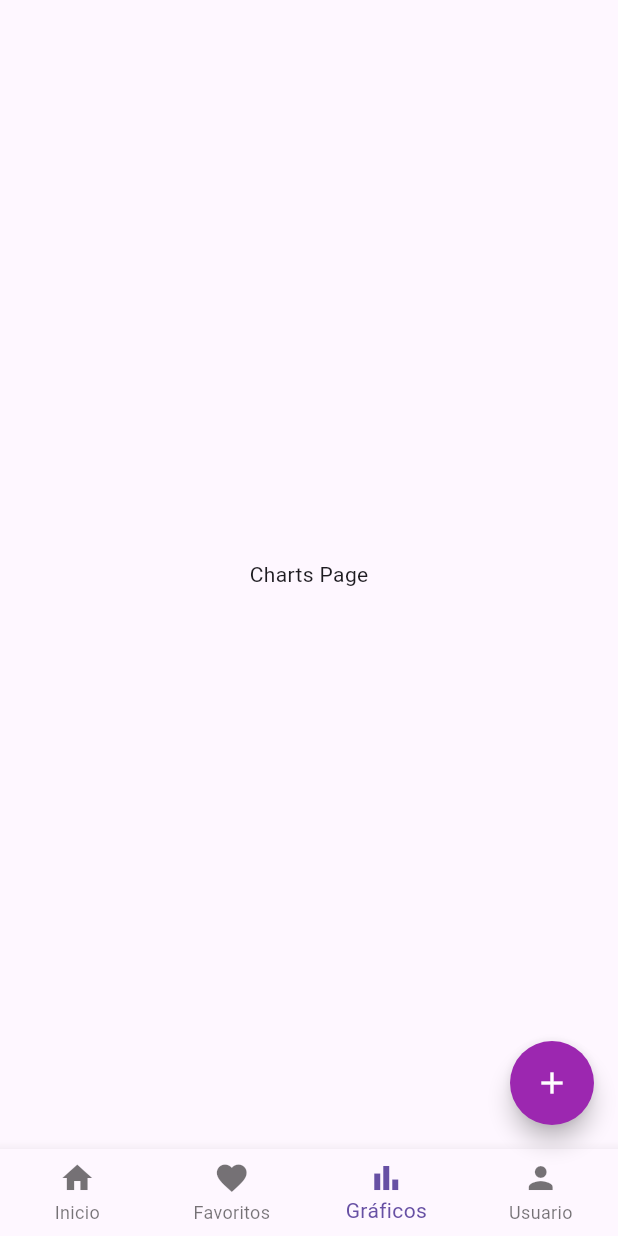
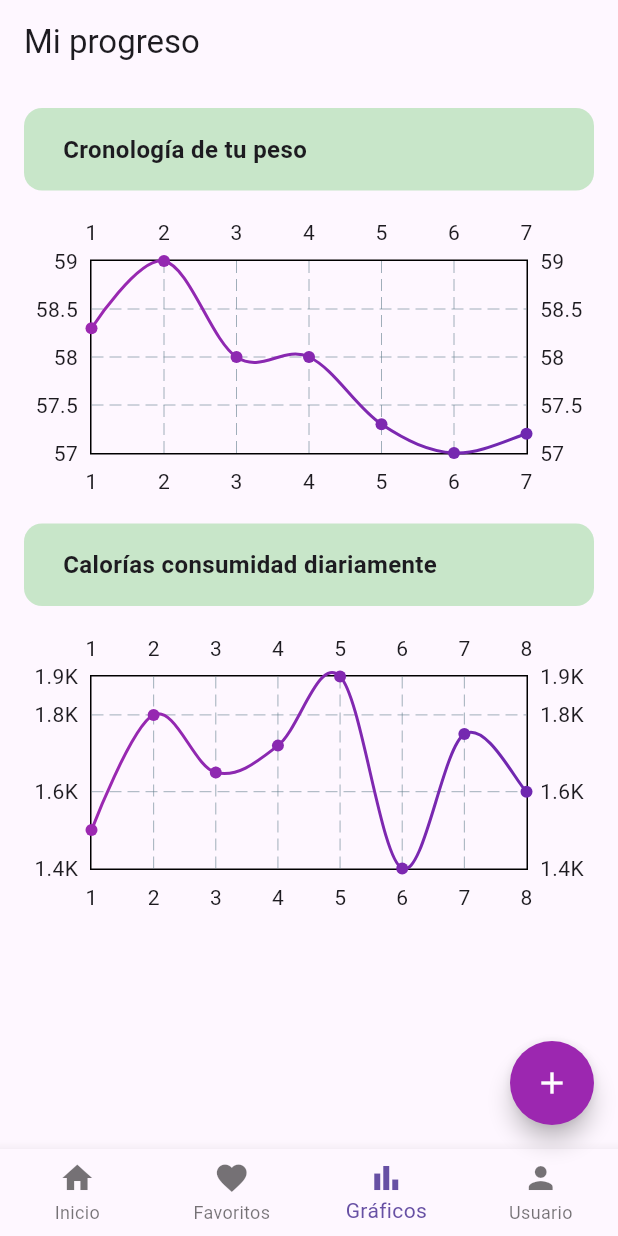
Before and after one commit to pilicorredor/Calorie_Count_Movile, a Flutter app: the screen it shows after launch, item 3 of the bottom bar chosen, on a phone screen of 412 x 824 dp. Run offline on Flutter 3.47's test engine with Material 3 defaults, Android fonts, the phone set to English and light mode, and no system bars; drawn by our look-alikes of fl_chart, flutter_speed_dial; network calls fail.

Commit message:
add charts_page

```diff
--- a/lib/pages/charts_page.dart
+++ b/lib/pages/charts_page.dart
@@ -1,12 +1,62 @@
+import 'package:calorie_counter/widgets/charts_page/custom_linear_chart.dart';
+import 'package:calorie_counter/widgets/charts_page/custom_title_card.dart';
+import 'package:fl_chart/fl_chart.dart';
 import 'package:flutter/material.dart';
 
 class ChartsPage extends StatelessWidget {
   const ChartsPage({super.key});
 
   @override
-  Widget build(BuildContext context) {
-    return const Center(
-      child: Text('Charts Page'),
+  Widget build(BuildContext context)
+ {
+    return Scaffold(
+      appBar: AppBar(
+        title: const Text('Mi progreso'),
+      ),
+      body: SingleChildScrollView(
+        child: Padding(
+          padding: const EdgeInsets.all(16.0),
+          child: Column(
+            crossAxisAlignment: CrossAxisAlignment.start,
+            children: [
+              const CustomTitleCard( label: 'Cronología de tu peso',),
+              const SizedBox(height: 16.0),
+              CustomLinearChart(spotsList: weightData),
+              const SizedBox(height: 16.0),
+              const CustomTitleCard( label: 'Calorías consumidad diariamente',),
+              const SizedBox(height: 16.0),
+              CustomLinearChart(spotsList: caloriesData),
+
+            ],
+          ),
+        ),
+      ),
     );
   }
+
+  List<FlSpot> get weightData {
+    return [
+    const FlSpot(1, 58.3),
+    const FlSpot(2, 59),
+    const FlSpot(3, 58),
+    const FlSpot(4, 58),
+    const FlSpot(5, 57.3),
+    const FlSpot(6, 57),
+    const FlSpot(7, 57.2),
+  ];
+  }
+
+  List<FlSpot> get caloriesData {
+    return [
+    const FlSpot(1, 1500), // Día 1, 1500 calorías
+    const FlSpot(2, 1800), // Día 2, 1800 calorías
+    const FlSpot(3, 1650), // Día 3, 1650 calorías
+    const FlSpot(4, 1720), // Día 4, 1720 calorías
+    const FlSpot(5, 1900), // Día 5, 1900 calorías
+    const FlSpot(6, 1400), // Día 6, 1400 calorías
+   const FlSpot(7, 1750), // Día 7, 1750 calorías
+    const FlSpot(8, 1600), // Día 8, 1600 calorías
+  ];
+  }
+
 }
--- a/lib/pages/home_page.dart
+++ b/lib/pages/home_page.dart
@@ -7,6 +7,7 @@ import 'package:calorie_counter/widgets/home_page/custom_navigation_bar.dart';
 import 'package:calorie_counter/widgets/home_page/food_card.dart';
 import 'package:flutter/material.dart';
 import 'package:provider/provider.dart';
+
 
 class HomePage extends StatelessWidget {
   const HomePage({super.key});
@@ -137,4 +138,5 @@ class HomePage extends StatelessWidget {
         return const ChartsPage(); // Página por defecto
     }
   }
+
 }
--- /dev/null
+++ b/lib/widgets/charts_page/custom_linear_chart.dart
@@ -0,0 +1,27 @@
+import 'package:flutter/material.dart';
+import 'package:fl_chart/fl_chart.dart';
+
+class CustomLinearChart extends StatelessWidget {
+  final List<FlSpot> spotsList;
+  const CustomLinearChart({super.key, required this.spotsList});
+
+  @override
+  Widget build(BuildContext context) {
+    return AspectRatio(
+      aspectRatio: 2.0,
+      child: LineChart(
+        LineChartData(
+          lineBarsData: [
+            LineChartBarData(
+              spots: spotsList,
+              isCurved: true,
+              gradient: const LinearGradient(
+                colors: [Color.fromRGBO(156, 40, 177, 1.0), Color(0xFF6F28B0)],
+              ),
+            ),
+          ],
+        ),
+      ),
+    );
+  }
+}
--- /dev/null
+++ b/lib/widgets/charts_page/custom_title_card.dart
@@ -0,0 +1,28 @@
+import 'package:flutter/material.dart';
+
+class CustomTitleCard extends StatelessWidget {
+  final String label;
+  const CustomTitleCard({super.key, required this.label});
+
+  @override
+  Widget build(BuildContext context) {
+    return Container(
+      padding: const EdgeInsets.all(16.0),
+      decoration: BoxDecoration(
+        color: Colors.green[100],
+        borderRadius: BorderRadius.circular(12),
+      ),
+      child:  Row(
+        children: [
+          const SizedBox(width: 10),
+          Expanded(
+            child: Text(
+              label,
+              style: const TextStyle(fontSize: 16, fontWeight: FontWeight.bold),
+            ),
+          ),
+        ],
+      ),
+    );
+  }
+}
--- a/pubspec.yaml
+++ b/pubspec.yaml
@@ -12,9 +12,8 @@ dependencies:
     sdk: flutter
   provider: ^6.1.2
   flutter_speed_dial: ^7.0.0
-
-
   cupertino_icons: ^1.0.8
+  fl_chart: ^0.69.0
 
 dev_dependencies:
   flutter_test:
```
Also changed, not shown: pubspec.lock.
